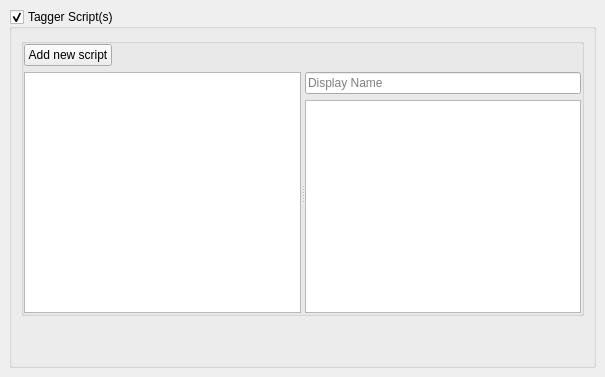
Old version of the form ui/options_script.ui in the repository metabrainz/picard.
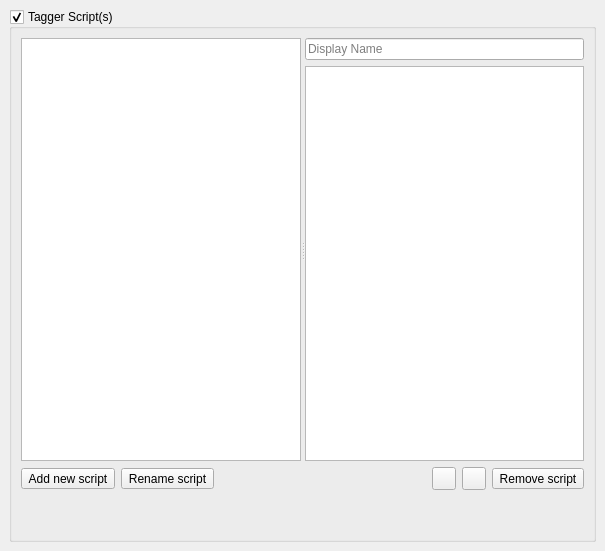
New version of the form. Icons and pictures are not drawn.

Commit message:
PICARD-1695: Move script editor control elements below the list view
This makes the UI more consistent with similar views in options.

What changed in the file:
```diff
--- a/ui/options_script.ui
+++ b/ui/options_script.ui
@@ -7,7 +7,7 @@
     <x>0</x>
     <y>0</y>
     <width>605</width>
-    <height>377</height>
+    <height>551</height>
    </rect>
   </property>
   <layout class="QVBoxLayout">
@@ -36,61 +36,13 @@
      </property>
      <layout class="QVBoxLayout" name="verticalLayout">
       <item>
-       <widget class="QGroupBox" name="groupBox">
-        <property name="sizePolicy">
-         <sizepolicy hsizetype="Expanding" vsizetype="Expanding">
-          <horstretch>0</horstretch>
-          <verstretch>0</verstretch>
-         </sizepolicy>
-        </property>
-        <property name="title">
-         <string/>
-        </property>
-        <layout class="QVBoxLayout" name="verticalLayout_3">
-         <property name="spacing">
-          <number>6</number>
-         </property>
-         <property name="leftMargin">
-          <number>0</number>
-         </property>
-         <property name="topMargin">
-          <number>0</number>
-         </property>
-         <property name="rightMargin">
-          <number>0</number>
-         </property>
-         <property name="bottomMargin">
-          <number>0</number>
-         </property>
-         <item>
-          <layout class="QHBoxLayout" name="horizontalLayout">
-           <item>
-            <widget class="QPushButton" name="add_script">
-             <property name="toolTip">
-              <string>Add new script</string>
-             </property>
-             <property name="text">
-              <string>Add new script</string>
-             </property>
-            </widget>
-           </item>
-           <item>
-            <spacer name="horizontalSpacer">
-             <property name="orientation">
-              <enum>Qt::Horizontal</enum>
-             </property>
-             <property name="sizeHint" stdset="0">
-              <size>
-               <width>40</width>
-               <height>20</height>
-              </size>
-             </property>
-            </spacer>
-           </item>
-          </layout>
-         </item>
-         <item>
           <widget class="QSplitter" name="splitter">
+        <property name="sizePolicy">
+         <sizepolicy hsizetype="Expanding" vsizetype="Expanding">
+          <horstretch>0</horstretch>
+          <verstretch>0</verstretch>
+         </sizepolicy>
+        </property>
            <property name="orientation">
             <enum>Qt::Horizontal</enum>
            </property>
@@ -149,8 +101,66 @@
            </widget>
           </widget>
          </item>
-        </layout>
-       </widget>
+      <item>
+       <layout class="QHBoxLayout" name="horizontalLayout">
+        <item>
+         <widget class="QToolButton" name="add_button">
+          <property name="toolTip">
+           <string>Add new script</string>
+          </property>
+          <property name="text">
+           <string>Add new script</string>
+          </property>
+         </widget>
+        </item>
+        <item>
+         <widget class="QToolButton" name="rename_button">
+          <property name="text">
+           <string>Rename script</string>
+          </property>
+         </widget>
+        </item>
+        <item>
+         <spacer name="horizontalSpacer">
+          <property name="orientation">
+           <enum>Qt::Horizontal</enum>
+          </property>
+          <property name="sizeHint" stdset="0">
+           <size>
+            <width>40</width>
+            <height>20</height>
+           </size>
+          </property>
+         </spacer>
+        </item>
+        <item>
+         <widget class="QToolButton" name="move_up_button">
+          <property name="toolTip">
+           <string>Move script up</string>
+          </property>
+          <property name="icon">
+           <iconset theme=":/images/16x16/go-up.png"/>
+          </property>
+         </widget>
+        </item>
+        <item>
+         <widget class="QToolButton" name="move_down_button">
+          <property name="toolTip">
+           <string>Move script down</string>
+          </property>
+          <property name="icon">
+           <iconset theme=":/images/16x16/go-down.png"/>
+          </property>
+         </widget>
+        </item>
+        <item>
+         <widget class="QToolButton" name="remove_button">
+          <property name="text">
+           <string>Remove script</string>
+          </property>
+         </widget>
+        </item>
+       </layout>
       </item>
       <item>
        <widget class="QLabel" name="script_error">
```
Left out of the diff: 143 changed lines with no effect on the pictures. Lines whose indentation alone changed are shown as unchanged. The commit also changes 2 other files.
